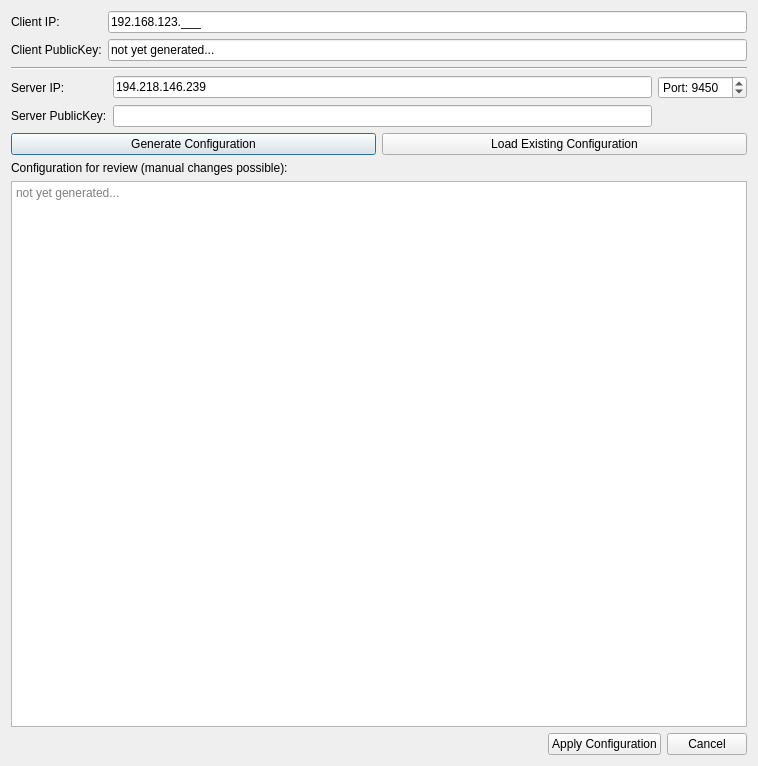
Old version of the form Linux/RControlStation/wireguard.ui in the repository vedderb/rise_sdvp.
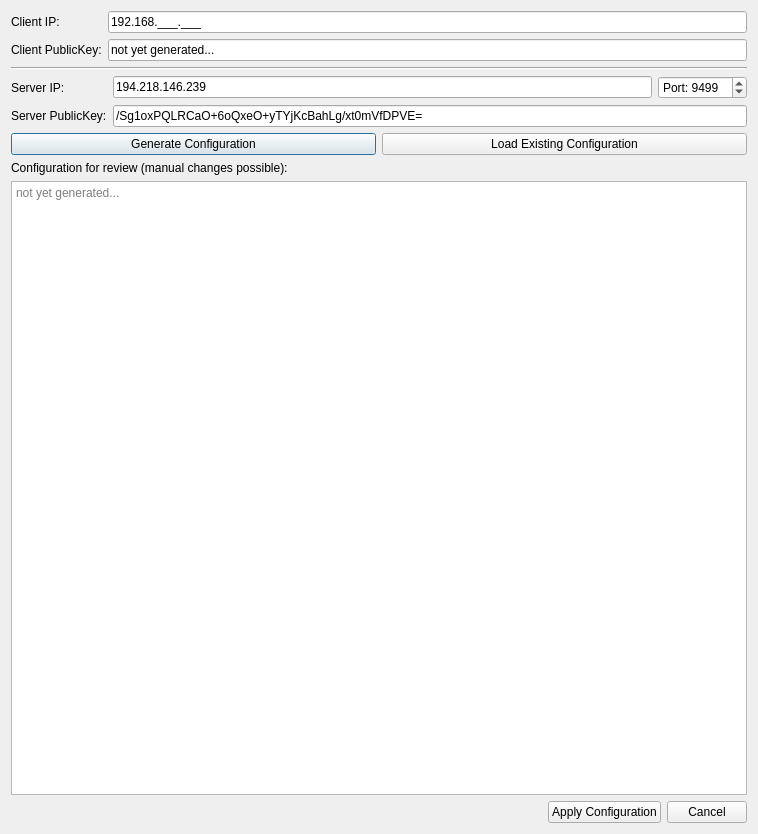
New version of the form.

Commit message: RControlStation: update WireGuard default values

What changed in the file:
```diff
--- a/Linux/RControlStation/wireguard.ui
+++ b/Linux/RControlStation/wireguard.ui
@@ -7,7 +7,7 @@
     <x>0</x>
     <y>0</y>
     <width>758</width>
-    <height>766</height>
+    <height>834</height>
    </rect>
   </property>
   <property name="windowTitle">
@@ -39,7 +39,7 @@
         <string>000.000.000.000;_</string>
        </property>
        <property name="text">
-        <string>192.168.123.</string>
+        <string>192.168..</string>
        </property>
       </widget>
      </item>
@@ -76,7 +76,7 @@
         <number>99999</number>
        </property>
        <property name="value">
-        <number>9450</number>
+        <number>9499</number>
        </property>
       </widget>
      </item>
@@ -107,13 +107,16 @@
        </property>
       </widget>
      </item>
-     <item row="1" column="1">
+     <item row="1" column="1" colspan="2">
       <layout class="QHBoxLayout" name="horizontalLayout_2">
        <item>
         <widget class="QLineEdit" name="WgServerPubKeyLineEdit">
          <property name="toolTip">
           <string>VPN (WireGuard) server's public key.</string>
          </property>
+         <property name="text">
+          <string notr="true">/Sg1oxPQLRCaO+6oQxeO+yTYjKcBahLg/xt0mVfDPVE=</string>
+         </property>
         </widget>
        </item>
       </layout>
```
The commit also changes 1 other file.
